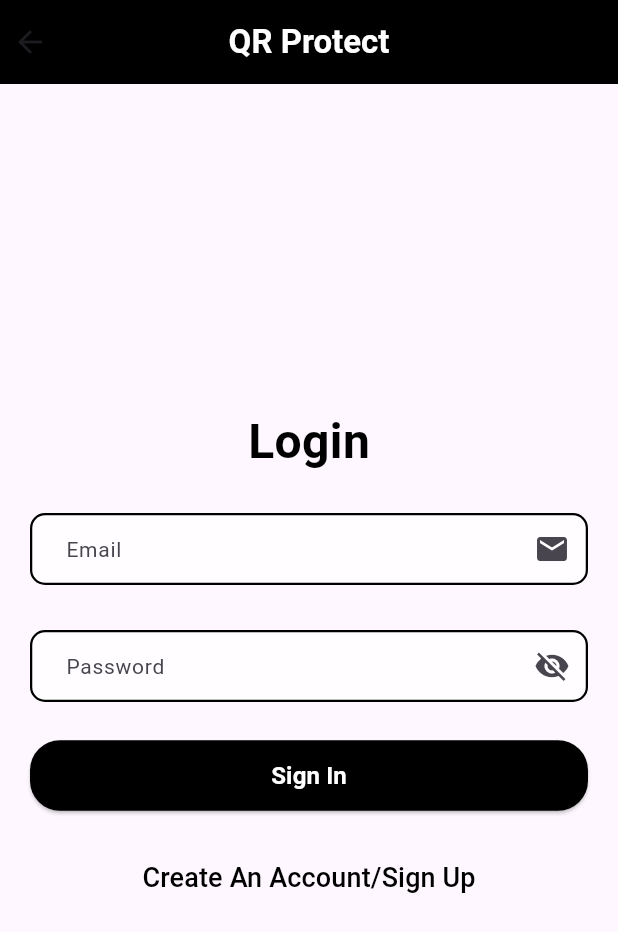
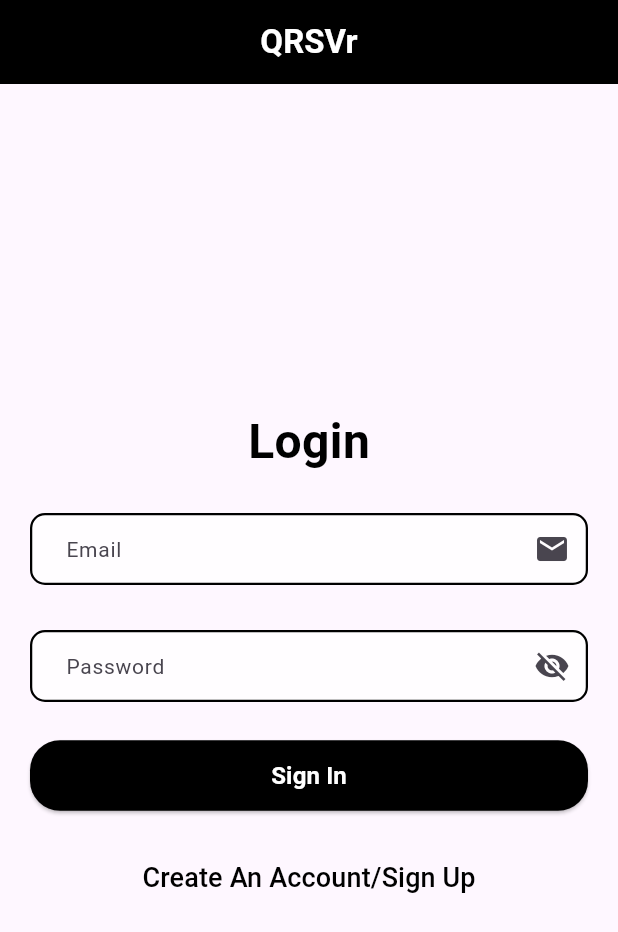
Before and after one commit to Rishav549/qr_protect, a Flutter app: the screen it shows after launch, on a phone screen of 412 x 824 dp. Shown: the top 932 px of the screen. Run offline on Flutter 3.47's test engine with Material 3 defaults, Android fonts, the phone set to English and light mode, and no system bars; our stand-ins replace bloc, cloud_firestore, dio, file_picker, firebase_auth, firebase_core and 5 more; missing offline and left inert: qr_bar_code; accounts and stored records are empty.

Commit message:
feat: App Title Changed:

```diff
--- a/lib/routes/contact.dart
+++ b/lib/routes/contact.dart
@@ -70,7 +70,7 @@ class _ContactState extends State<Contact> {
           automaticallyImplyLeading: false,
           title: const Center(
               child: Text(
-            "QR Protect",
+            "QRSVr",
             style: TextStyle(fontWeight: FontWeight.bold, color: Colors.white),
           )),
           backgroundColor: Colors.black,
--- a/lib/routes/details.dart
+++ b/lib/routes/details.dart
@@ -77,7 +77,7 @@ class _DetailsState extends State<Details> {
         automaticallyImplyLeading: false,
         title: const Center(
             child: Text(
-          "QR Protect",
+          "QRSVr",
           style: TextStyle(fontWeight: FontWeight.bold, color: Colors.white),
         )),
         backgroundColor: Colors.black,
--- a/lib/routes/home.dart
+++ b/lib/routes/home.dart
@@ -35,7 +35,7 @@ class _HomeState extends State<Home> {
           automaticallyImplyLeading: false,
           title: const Center(
               child: Text(
-            "QR Protect",
+            "QRSVr",
             style: TextStyle(fontWeight: FontWeight.bold, color: Colors.white),
           )),
           backgroundColor: Colors.black,
--- a/lib/routes/login.dart
+++ b/lib/routes/login.dart
@@ -24,9 +24,10 @@ class _LoginState extends State<Login> {
   Widget build(BuildContext context) {
     return Scaffold(
         appBar: AppBar(
+          automaticallyImplyLeading: false,
           title: const Center(
               child: Text(
-            "QR Protect",
+            "QRSVr",
             style: TextStyle(fontWeight: FontWeight.bold, color: Colors.white),
           )),
           backgroundColor: Colors.black,
--- a/lib/routes/signup.dart
+++ b/lib/routes/signup.dart
@@ -30,7 +30,7 @@ class _SignupState extends State<Signup> {
         automaticallyImplyLeading: false,
         title: const Center(
             child: Text(
-              "QR Protect",
+              "QRSVr",
               style: TextStyle(
                   fontWeight: FontWeight.bold, color: Colors.white),
             )),
```
